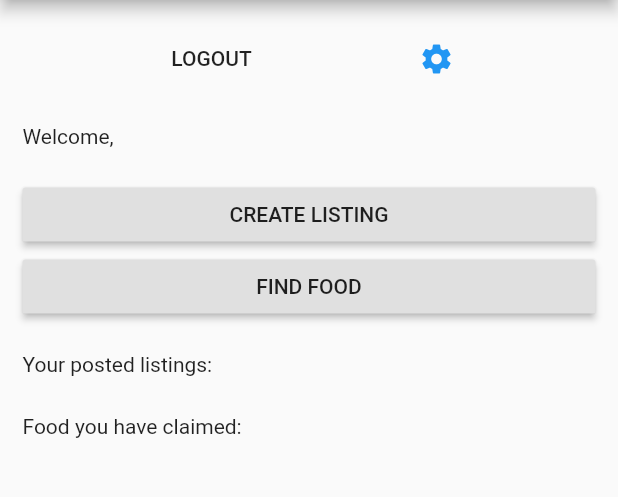
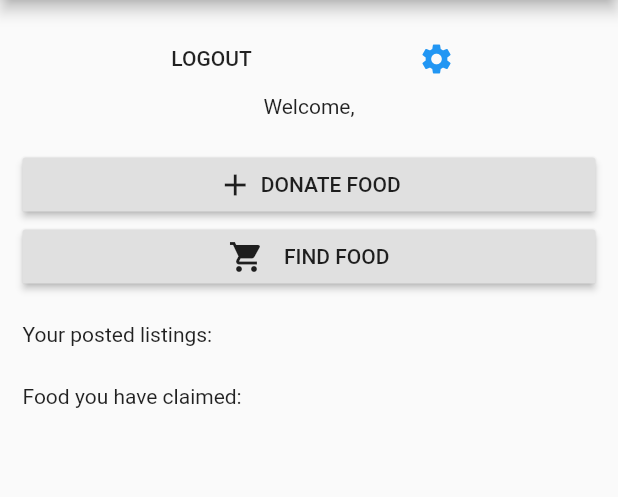
Before and after one commit to malcolm-weathers/leftovers, a Flutter app: the Home screen opened directly with empty values, on a phone screen of 412 x 824 dp, the part 84-581 px from its top. Run offline on Flutter 3.47's test engine with Material 2 defaults, Android fonts, the phone set to English and light mode, and no system bars; our stand-ins replace cloud_firestore, firebase_auth, firebase_storage, image_cropper, image_picker, location; accounts and stored records are empty.

```diff
--- a/lib/home.dart
+++ b/lib/home.dart
@@ -1,3 +1,4 @@
+import 'package:flutter/cupertino.dart';
 import 'package:flutter/material.dart';
 
 import 'package:leftovers/auth.dart';
@@ -104,20 +105,37 @@ class HomeState extends State<Home> {
                           ],
                         ),
                       ),
-                      SizedBox(height: 20.0),
-                      Text('Welcome, ${_userData["name"]}'),
+                      Text('Welcome, ${_userData["name"]}', textAlign: TextAlign.center,),
                       SizedBox(height: 20.0),
                       RaisedButton(
                         onPressed: (){
                           Navigator.push(context, new MaterialPageRoute(builder: (context) => new CreateListing(_email)));
                         },
-                          child: Text('CREATE LISTING')
+                        //child: Text('CREATE LISTING')
+                        child: Row(
+                          mainAxisAlignment: MainAxisAlignment.center,
+                          crossAxisAlignment: CrossAxisAlignment.center,
+                          children: <Widget>[
+                            Icon(Icons.add),
+                            SizedBox(width: 5),
+                            Text('DONATE FOOD')
+                          ],
+                        )
                       ),
                       RaisedButton(
                         onPressed: (){
                           Navigator.push(context, new MaterialPageRoute(builder: (context) => new Search(_email, _userData)));
                         },
-                          child: Text('FIND FOOD')
+                        child: Row(
+                          mainAxisAlignment: MainAxisAlignment.center,
+                          crossAxisAlignment: CrossAxisAlignment.center,
+                          children: <Widget>[
+                            Icon(Icons.shopping_cart),
+                            SizedBox(width: 13),
+                            Text('FIND FOOD')
+                          ],
+                        )
+                          //child: Text('FIND FOOD')
                       ),
                       SizedBox(height: 20.0),
                       Text('Your posted listings:'),
```
Also changed, not shown: lib/viewother.dart (+72 -38 lines), lib/viewmine.dart (indentation only). Lines whose indentation alone changed are shown as unchanged.
